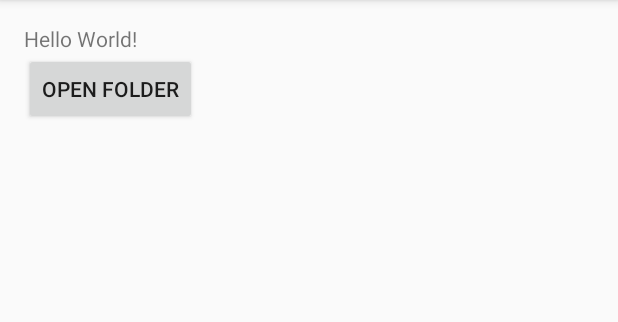
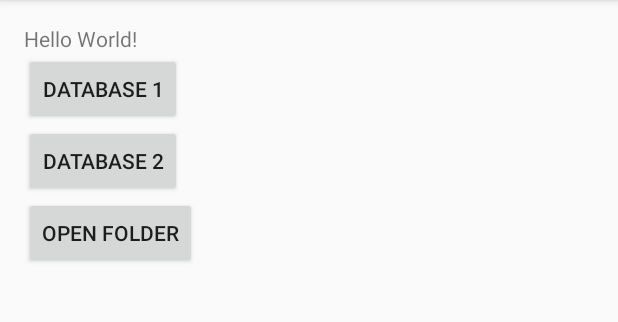
Before and after one commit to Sergioct/SQLiteDBGenerator, an Android app: the screen it shows after launch (MainActivity), on a phone screen of 412 x 824 dp, the part 84-406 px from its top. Run offline under Robolectric (Android 15) with nearby library versions, the phone set to English and light mode, and no system bars.

Commit message:
Layout generator

```diff
--- a/app/build.gradle
+++ b/app/build.gradle
@@ -24,7 +24,7 @@ dependencies {
     androidTestCompile('com.android.support.test.espresso:espresso-core:2.2.2', {
         exclude group: 'com.android.support', module: 'support-annotations'
     })
-    compile 'com.android.support:appcompat-v7:25.1.1'
+    compile 'com.android.support:appcompat-v7:25.2.0'
     testCompile 'junit:junit:4.12'
     compile project(':dbgenerator')
 }
--- a/app/src/main/java/sergiocrespotoubes/com/trabajo3/MainActivity.java
+++ b/app/src/main/java/sergiocrespotoubes/com/trabajo3/MainActivity.java
@@ -26,6 +26,9 @@ public class MainActivity extends AppCompatActivity {
     SQLiteDatabase db2;
 
     Button bt_open_folder;
+    Button bt_database1;
+    Button bt_database2;
+
     int PERMISSION_REQUEST = 5349;
 
     @Override
@@ -46,10 +49,27 @@ public class MainActivity extends AppCompatActivity {
         }
 
         bt_open_folder = (Button) findViewById(R.id.bt_open_folder);
+        bt_database1 = (Button) findViewById(R.id.bt_database2);
+        bt_database2 = (Button) findViewById(R.id.bt_database1);
+
         bt_open_folder.setOnClickListener(new View.OnClickListener() {
             @Override
             public void onClick(View v) {
                 openFolder();
+            }
+        });
+
+        bt_database1.setOnClickListener(new View.OnClickListener() {
+            @Override
+            public void onClick(View v) {
+                openDatabase1();
+            }
+        });
+
+        bt_database2.setOnClickListener(new View.OnClickListener() {
+            @Override
+            public void onClick(View v) {
+                openDatabase2();
             }
         });
     }
@@ -94,6 +114,16 @@ public class MainActivity extends AppCompatActivity {
         DBMain.generateIosCrudRepository(this, GENERATED_PATH, "meta3.txt");
     }
 
+    private void openDatabase1(){
+        Intent intent = new Intent(this, DatabaseActivity2.class);
+        startActivity(intent);
+    }
+
+    private void openDatabase2(){
+        Intent intent = new Intent(this, DatabaseActivity2.class);
+        startActivity(intent);
+    }
+
     private void openFolder(){
         Intent intent = new Intent(Intent.ACTION_GET_CONTENT);
         Uri uri = Uri.parse(GENERATED_PATH);
--- a/app/src/main/res/layout/activity_main.xml
+++ b/app/src/main/res/layout/activity_main.xml
@@ -16,6 +16,17 @@
         android:layout_height="wrap_content"
         android:text="Hello World!" />
 
+    <Button
+        android:id="@+id/bt_database1"
+        android:layout_width="wrap_content"
+        android:layout_height="wrap_content"
+        android:text="Database 1"/>
+
+    <Button
+        android:id="@+id/bt_database2"
+        android:layout_width="wrap_content"
+        android:layout_height="wrap_content"
+        android:text="Database 2"/>
 
     <Button
         android:id="@+id/bt_open_folder"
--- a/build.gradle
+++ b/build.gradle
@@ -5,7 +5,7 @@ buildscript {
         jcenter()
     }
     dependencies {
-        classpath 'com.android.tools.build:gradle:2.2.3'
+        classpath 'com.android.tools.build:gradle:2.3.0'
 
         // NOTE: Do not place your application dependencies here; they belong
         // in the individual module build.gradle files
```
Also changed, not shown: app/src/main/AndroidManifest.xml (+7 -0 lines), app/src/main/java/sergiocrespotoubes/com/trabajo3/DatabaseActivity2.java (added, +115 -0 lines), app/src/main/res/layout/activity_database2.xml (added, +45 -0 lines), dbgenerator/src/main/java/sergiocrespotoubes/com/dbgenerator/DBMain.java (line endings or trailing spaces), gradle/wrapper/gradle-wrapper.properties.
